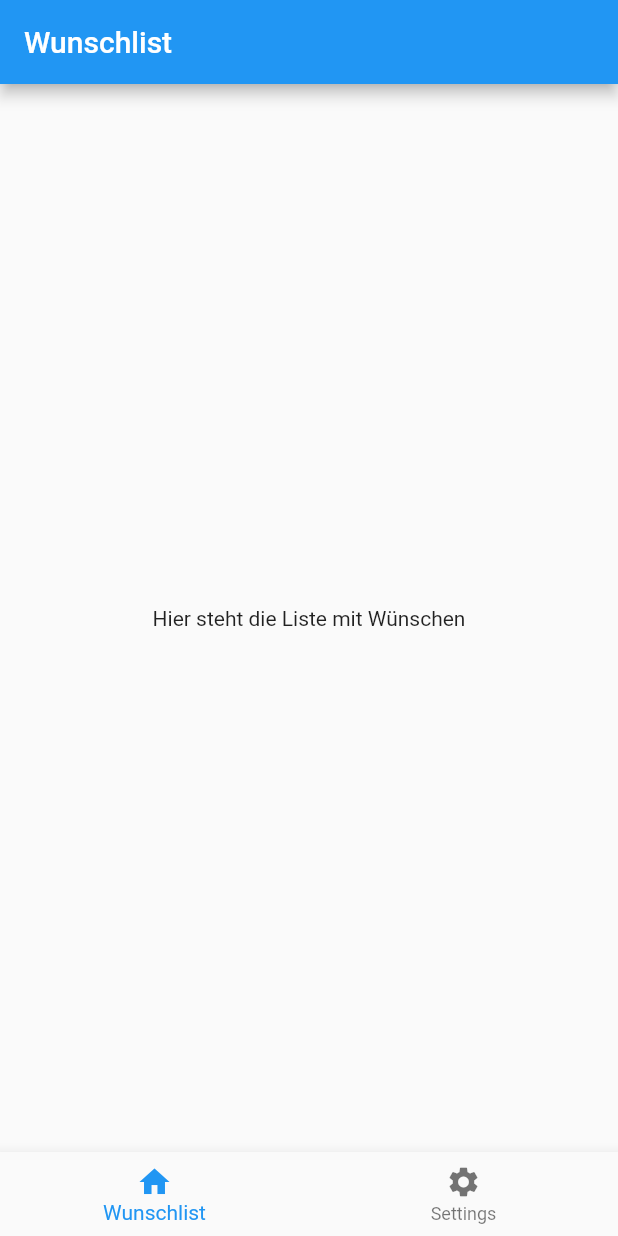
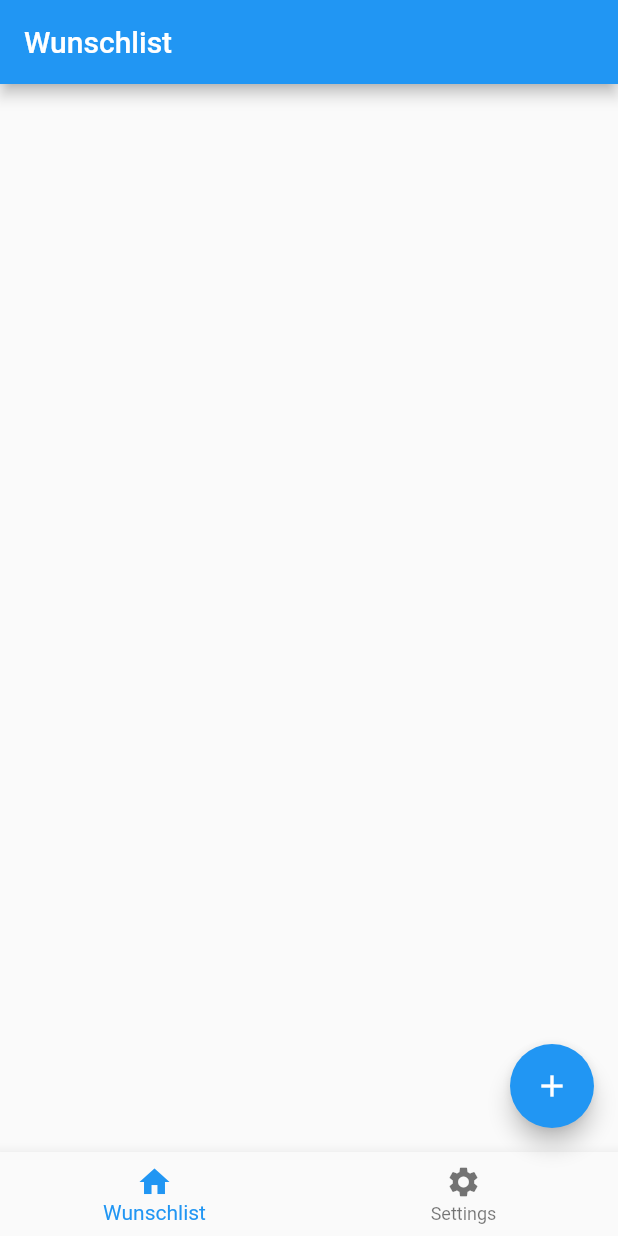
Before and after one commit to wunschlist/wunschlist, a Flutter app: the screen it shows after launch, on a phone screen of 412 x 824 dp. Run offline on Flutter 3.47's test engine with Material 2 defaults, Android fonts, the phone set to English and light mode, and no system bars.

Commit message:
setup provider implementation for a wunschlist model

```diff
--- /dev/null
+++ b/frontend/lib/model/wunsch.dart
@@ -0,0 +1,11 @@
+import 'package:meta/meta.dart';
+
+class Wunsch {
+
+  String title;
+  String description;
+  String link;
+
+  Wunsch({@required this.title, this.description, this.link});
+
+}
--- /dev/null
+++ b/frontend/lib/model/wunschlist_model.dart
@@ -0,0 +1,15 @@
+import 'package:flutter/foundation.dart';
+import 'package:wunschlist/model/wunsch.dart';
+
+class WunschlistModel extends ChangeNotifier {
+  // this is our internal represantation of the wunschlist
+  final List<Wunsch> _wunschlist = [];
+
+  List<Wunsch> get wunschlist => List.unmodifiable(_wunschlist);
+
+  void add(Wunsch wunsch) {
+    _wunschlist.add(wunsch);
+    notifyListeners();
+  }
+
+}
--- a/frontend/lib/navigation.dart
+++ b/frontend/lib/navigation.dart
@@ -1,5 +1,8 @@
 import 'package:flutter/material.dart';
 import 'wunschliste/wunschliste.dart';
+import 'package:provider/provider.dart';
+import 'model/wunschlist_model.dart';
+import 'model/wunsch.dart';
 
 // Our navigation widget which handles navigation between different screens.
 class NavigationWidget extends StatefulWidget {
@@ -33,6 +36,12 @@ class _NavigationWidgetState extends State<NavigationWidget> {
       body: Center(
         child: _widgetOptions.elementAt(_selectedIndex),
       ),
+      floatingActionButton: FloatingActionButton(
+        child: Icon(Icons.add),
+        onPressed: () {
+          Provider.of<WunschlistModel>(context, listen: false).add(Wunsch(title: "New Wunsch"));
+        },
+      ),
       bottomNavigationBar: BottomNavigationBar(
         type: BottomNavigationBarType.fixed,
         items: const <BottomNavigationBarItem>[
--- a/frontend/lib/wunschlist_app.dart
+++ b/frontend/lib/wunschlist_app.dart
@@ -1,5 +1,7 @@
 import 'package:flutter/material.dart';
 import 'navigation.dart';
+import 'package:provider/provider.dart';
+import 'model/wunschlist_model.dart';
 
 // This file includes the basic sceleton of our app.
 // It has its title and specifies the theme.
@@ -13,7 +15,9 @@ class WunschlistApp extends StatelessWidget {
       theme: ThemeData(
         primarySwatch: Colors.blue,
       ),
-      home: NavigationWidget()
+      home: ChangeNotifierProvider(
+        builder: (context) => WunschlistModel(),
+        child: NavigationWidget())
     );
   }
 }
--- a/frontend/lib/wunschliste/wunschliste.dart
+++ b/frontend/lib/wunschliste/wunschliste.dart
@@ -1,17 +1,37 @@
 import 'package:flutter/material.dart';
+import 'package:wunschlist/model/wunsch.dart';
+import 'package:wunschlist/model/wunschlist_model.dart';
+import 'package:provider/provider.dart';
 
 class WunschlisteWidget extends StatefulWidget {
+  final WunschlistModel wunschlistModel;
+
+  WunschlisteWidget({@required this.wunschlistModel});
+
   @override
   _WunschlisteWidgetState createState() => new _WunschlisteWidgetState();
 }
 
 class _WunschlisteWidgetState extends State<WunschlisteWidget> {
+  /*List<Wunsch> wunschList = <Wunsch>[
+    Wunsch(title: "Auto"),
+    Wunsch(title: "Kopfhörer"),
+    Wunsch(title: "Handy")
+  ];
+  */
+
   @override
   Widget build(BuildContext context) {
     return new Container(
-      child: Center(
-        child: Text("Hier steht die Liste mit Wünschen"),
-      ),
+      child: Consumer<WunschlistModel>(builder: (context, wunschlistModel, child) {
+        return ListView.builder(
+          itemCount: wunschlistModel.wunschlist.length,
+          itemBuilder: (context, index) {
+            var wunsch = wunschlistModel.wunschlist[index];
+            return ListTile(title: Text(wunsch.title));
+          },
+        );
+      }),
     );
   }
 }
--- a/frontend/pubspec.yaml
+++ b/frontend/pubspec.yaml
@@ -23,6 +23,9 @@ dependencies:
   # The following adds the Cupertino Icons font to your application.
   # Use with the CupertinoIcons class for iOS style icons.
   cupertino_icons: ^0.1.2
+
+  # provider package for our architecture
+  provider: 3.1.0
 
 dev_dependencies:
   flutter_test:
```
Also changed, not shown: frontend/pubspec.lock.
